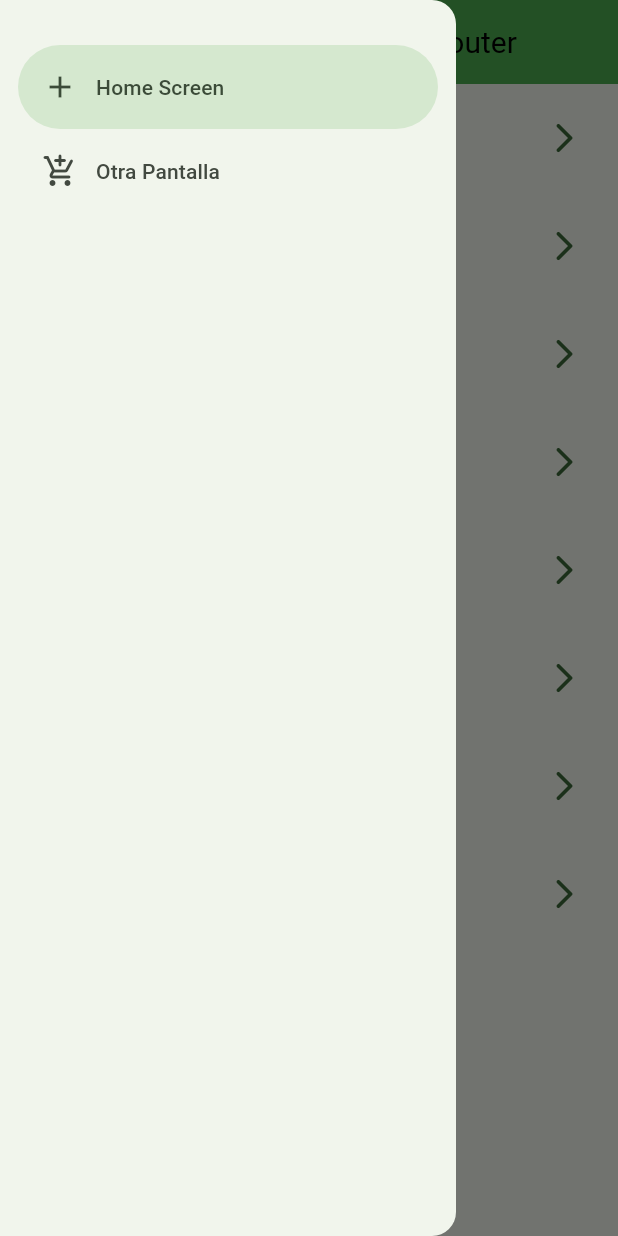
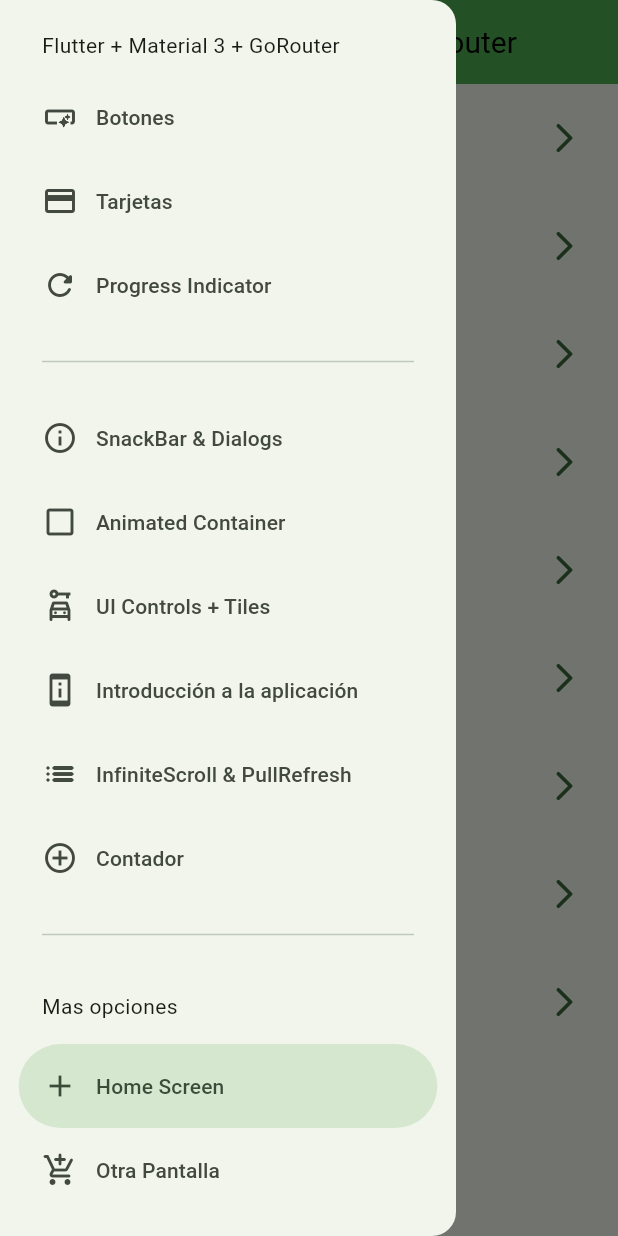
Before and after one commit to Assassins1432/widgets_app, a Flutter app: the screen it shows after launch, in the side drawer, after a tap on "Home Screen", on a phone screen of 412 x 824 dp. Run offline on Flutter 3.47's test engine with Material 3 defaults, Android fonts, the phone set to English and light mode, and no system bars; our stand-ins replace animate_do, go_router, hooks_riverpod, riverpod_annotation; generated files the repository leaves out were written again.

Commit message:
feat: Add counter menu item and screen

```diff
--- a/analysis_options.yaml
+++ b/analysis_options.yaml
@@ -1 +1,5 @@
 include: package:flutter_lints/flutter.yaml
+
+analyzer:
+  plugins:
+    - custom_lint
--- a/lib/config/menu/menu_items.dart
+++ b/lib/config/menu/menu_items.dart
@@ -63,4 +63,10 @@ const appMenuItems = <MenuItem>[
     link: '/infinite',
     icon: Icons.list_rounded,
   ),
+  MenuItem(
+    title: 'Contador',
+    subTitle: 'Un contador simple',
+    link: '/cont',
+    icon: Icons.add_circle_outline,
+  ),
 ];
--- a/lib/main.dart
+++ b/lib/main.dart
@@ -1,9 +1,10 @@
 import 'package:flutter/material.dart';
+import 'package:hooks_riverpod/hooks_riverpod.dart';
 import 'package:widgets_app/config/router/app_router.dart';
 import 'package:widgets_app/config/theme/app_theme.dart';
 
 void main() {
-  runApp(const MainApp());
+  runApp(const ProviderScope(child: MainApp()));
 }
 
 class MainApp extends StatelessWidget {
--- /dev/null
+++ b/lib/presentation/providers/counter_provider.dart
@@ -0,0 +1,11 @@
+import 'package:riverpod_annotation/riverpod_annotation.dart';
+
+part 'counter_provider.g.dart'; // El archivo que se generará
+
+@riverpod
+class Counter extends _$Counter {
+  @override
+  int build() => 0; // Inicializa el contador en 0
+
+  void increment() => state++; // Incrementa el contador
+}
--- a/lib/presentation/screens/home/home_screen.dart
+++ b/lib/presentation/screens/home/home_screen.dart
@@ -10,12 +10,15 @@ class HomeScreen extends StatelessWidget {
 
   @override
   Widget build(BuildContext context) {
+    final scaffoldKey = GlobalKey<ScaffoldState>();
+
     return Scaffold(
+      key: scaffoldKey,
       appBar: AppBar(
         title: const Text('Flutter + Material 3 + GoRouter'),
       ),
       body: const _HomeView(),
-      drawer: const SideMenu(),
+      drawer: SideMenu(scaffoldKey: scaffoldKey),
     );
   }
 }
--- a/lib/presentation/screens/screens.dart
+++ b/lib/presentation/screens/screens.dart
@@ -7,3 +7,4 @@ export 'package:widgets_app/presentation/screens/infinite_scroll/infinite_scroll
 export 'package:widgets_app/presentation/screens/progress/progress_screen.dart';
 export 'package:widgets_app/presentation/screens/snackbar/snackbar_screen.dart';
 export 'package:widgets_app/presentation/screens/ui_controls/ui_controls_screen.dart';
+export 'package:widgets_app/presentation/screens/counter/counter_screen.dart';
--- a/lib/presentation/screens/widgets/side_menu.dart
+++ b/lib/presentation/screens/widgets/side_menu.dart
@@ -1,9 +1,11 @@
-import 'dart:io';
-
 import 'package:flutter/material.dart';
+import 'package:go_router/go_router.dart';
+import 'package:widgets_app/config/menu/menu_items.dart';
 
 class SideMenu extends StatefulWidget {
-  const SideMenu({super.key});
+  final GlobalKey<ScaffoldState> scaffoldKey;
+
+  const SideMenu({super.key, required this.scaffoldKey});
 
   @override
   State<SideMenu> createState() => _SideMenuState();
@@ -23,9 +25,42 @@ class _SideMenuState extends State<SideMenu> {
         setState(() {
           newDrawerIndex = index;
         });
+
+        final menuItem = appMenuItems[index];
+        context.push(menuItem.link);
+        widget.scaffoldKey.currentState?.closeDrawer();
       },
       children: [
-        Padding(padding: EdgeInsets.fromLTRB(28, hasNotch ? 10 : 20, 16, 10)),
+        Padding(
+          padding: EdgeInsets.fromLTRB(28, hasNotch ? 10 : 20, 16, 10),
+          child: const Text(
+            'Flutter + Material 3 + GoRouter',
+          ),
+        ),
+        ...appMenuItems.sublist(0, 3).map(
+              (item) => NavigationDrawerDestination(
+                icon: Icon(item.icon),
+                label: Text(item.title),
+              ),
+            ),
+        const Padding(
+          padding: EdgeInsets.fromLTRB(28, 15, 28, 15),
+          child: Divider(),
+        ),
+        ...appMenuItems.sublist(3).map(
+              (item) => NavigationDrawerDestination(
+                icon: Icon(item.icon),
+                label: Text(item.title),
+              ),
+            ),
+        const Padding(
+          padding: EdgeInsets.fromLTRB(28, 15, 28, 15),
+          child: Divider(),
+        ),
+        const Padding(
+          padding: EdgeInsets.fromLTRB(28, 15, 28, 15),
+          child: Text('Mas opciones'),
+        ),
         const NavigationDrawerDestination(
           icon: Icon(Icons.add),
           label: Text('Home Screen'),
```
Also changed, not shown: lib/config/router/app_router.dart (+27 -23 lines), lib/presentation/providers/theme_provider.dart (added, +14 -0 lines), lib/presentation/screens/counter/counter_screen.dart (added, +36 -0 lines), lib/presentation/screens/infinite_scroll/infinite_scroll_screen.dart (+4 -9 lines), pubspec.yaml (+7 -0 lines), assets/images/1.png (renamed from assets/Images/1.png), assets/images/2.png (renamed from assets/Images/2.png), assets/images/3.png (renamed from assets/Images/3.png), assets/images/jar-loading.gif (renamed from assets/Images/jar-loading.gif), lib/presentation/providers/counter_provider.g.dart (added), lib/presentation/providers/theme_provider.g.dart (added), pubspec.lock.
